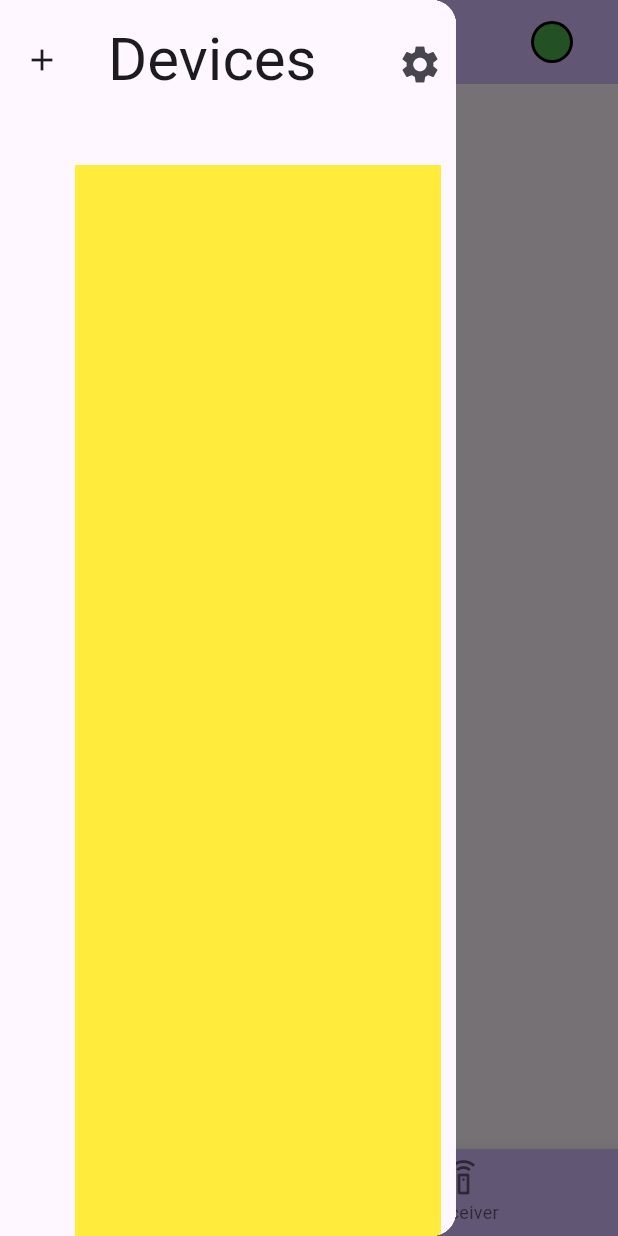
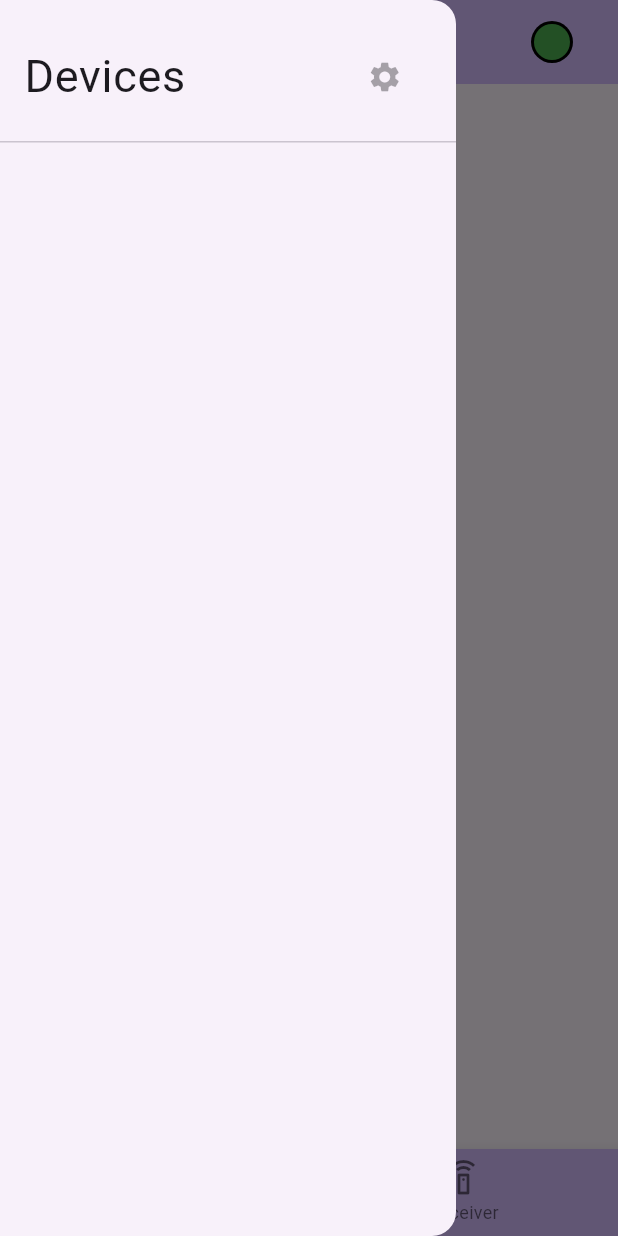
Before and after one commit to sorrowcode/kk-sendir, a Flutter app: the screen it shows after launch, with the side drawer open, on a phone screen of 412 x 824 dp. Run offline on Flutter 3.47's test engine with Material 3 defaults, Android fonts, the phone set to English and light mode, and no system bars; our stand-ins replace google_nav_bar.

Commit message:
update drawer

```diff
--- a/app/lib/components/custom_drawer.dart
+++ b/app/lib/components/custom_drawer.dart
@@ -1,10 +1,13 @@
+import 'package:app/components/device_item.dart';
 import 'package:app/pages/settings.dart';
+import 'package:flutter/cupertino.dart';
 import 'package:flutter/material.dart';
+import 'package:flutter/widgets.dart';
 
 class CustomDrawer extends StatefulWidget {
-  CustomDrawer({super.key});
+  CustomDrawer({super.key, required this.deviceItems});
 
-  final List<Widget> devices = [];
+  List<DeviceItem> deviceItems;
   //int selectedDevice = 0;
 
   @override
@@ -12,10 +15,76 @@ class CustomDrawer extends StatefulWidget {
 }
 
 class _CustomDrawerState extends State<CustomDrawer> {
+
+  List<Widget> _generateDeviceList() {
+    List<Widget> devices = [];
+    for(DeviceItem item in widget.deviceItems) {
+      devices.add(Card(
+        child: ListTile(
+          title: Text(item.deviceName),
+          trailing: Icon(Icons.more_vert),
+        ),
+      ),);
+    }
+    return devices;
+  }
+
   @override
   Widget build(BuildContext context) {
     return Drawer(
-      child: Scaffold(
+        child: ListView(
+      children: [
+        SizedBox(
+          height: MediaQuery.of(context).size.height / 8,
+          child: const DrawerHeader(
+              child: Row(
+            mainAxisAlignment: MainAxisAlignment.spaceBetween,
+            children: [
+              Text(
+                'Devices',
+                textAlign: TextAlign.center,
+                style: TextStyle(
+                  fontSize: 30.0,
+                ),
+              ),
+              IconButton(
+                onPressed: null,
+                icon: Icon(Icons.settings),
+                padding: EdgeInsets.only(right: 15.0),
+              ),
+            ],
+          )),
+        ),
+        Column(
+          children: _generateDeviceList(),
+        ),
+      ],
+    ));
+  }
+}
+
+/*
+class Device extends StatefulWidget {
+  Device({
+    super.key,
+    required this.name,
+    required this.listIndex,
+    this.isSelected = false,
+    this.online = false,
+  });
+
+  int listIndex;
+  bool isSelected;
+  final bool online;
+  final String name;
+
+  @override
+  State<Device> createState() => _DeviceState();
+}
+
+
+
+Scaffold(
         appBar: PreferredSize(
           preferredSize: const Size.fromHeight(60),
           child: Container(
@@ -64,29 +133,7 @@ class _CustomDrawerState extends State<CustomDrawer> {
           ),
         ),
       ),
-    );
-  }
-}
 
-class Device extends StatefulWidget {
-  Device({
-    super.key,
-    required this.name,
-    required this.listIndex,
-    this.isSelected = false,
-    this.online = false,
-  });
-
-  int listIndex;
-  bool isSelected;
-  final bool online;
-  final String name;
-
-  @override
-  State<Device> createState() => _DeviceState();
-}
-
-/*
 class asdasd extends StatefulWidget {
   const asdasd({super.key});
 
@@ -114,7 +161,7 @@ class _asdasdState extends State<asdasd> {
 
   }
 }
-*/
+
 
 class _DeviceState extends State<Device> {
   @override
@@ -158,3 +205,4 @@ class _DeviceState extends State<Device> {
     );
   }
 }
+*/
--- /dev/null
+++ b/app/lib/components/device_item.dart
@@ -0,0 +1,4 @@
+class DeviceItem {
+  String deviceName;
+  DeviceItem({required this.deviceName});
+}
--- a/app/lib/pages/home_page.dart
+++ b/app/lib/pages/home_page.dart
@@ -1,6 +1,8 @@
 import 'package:app/components/custom_bottom_navigation_bar.dart';
+import 'package:app/components/device_item.dart';
 import 'package:app/components/tab_manager/emitter_tab.dart';
 import 'package:app/components/tab_manager/receiver_tab.dart';
+import 'package:flutter/cupertino.dart';
 import 'package:flutter/material.dart';
 import 'package:app/components/custom_drawer.dart';
 
@@ -16,6 +18,8 @@ class _MyHomePageState extends State<MyHomePage> {
     const EmitterTab(),
     const ReceiverTab(),
   ];
+
+  List<DeviceItem> _deviceItems = [];
 
   int _selectedIndex = 0;
 
@@ -56,13 +60,14 @@ class _MyHomePageState extends State<MyHomePage> {
           ),
         ],
       ),
-      drawer: CustomDrawer(),
+      drawer: CustomDrawer(deviceItems: _deviceItems),
       body: Center(
         child: _navigationOptions.elementAt(_selectedIndex),
       ),
       floatingActionButton: FloatingActionButton(
         onPressed: () {
           setState(() {
+            _deviceItems.add(DeviceItem(deviceName: "deviceName"),);
             showDialog<String>(
                 context: context,
                 builder: (BuildContext context) => const Dialog(
```
